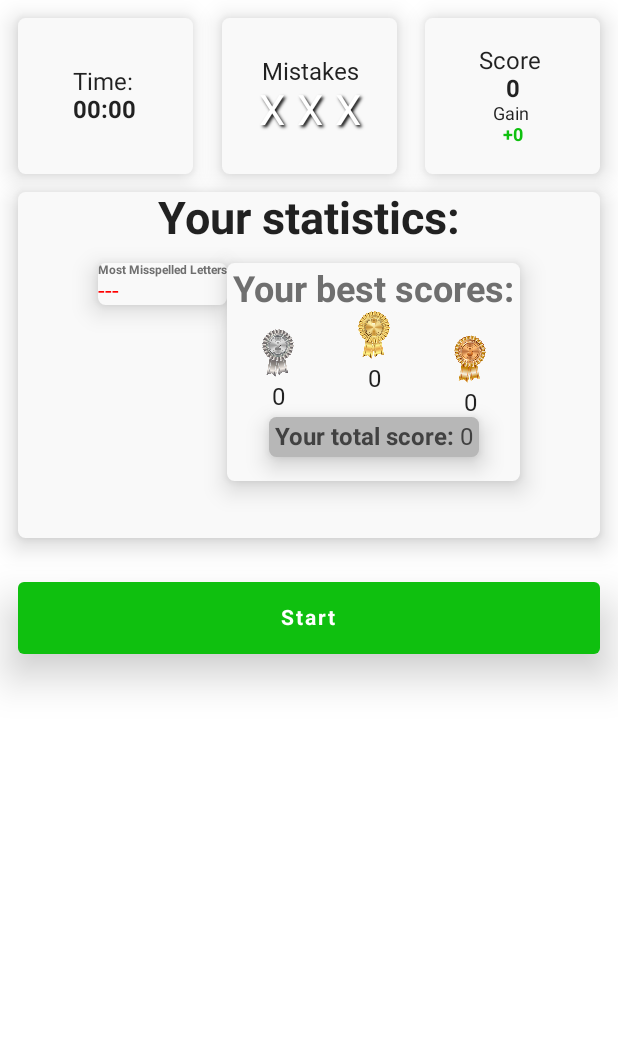
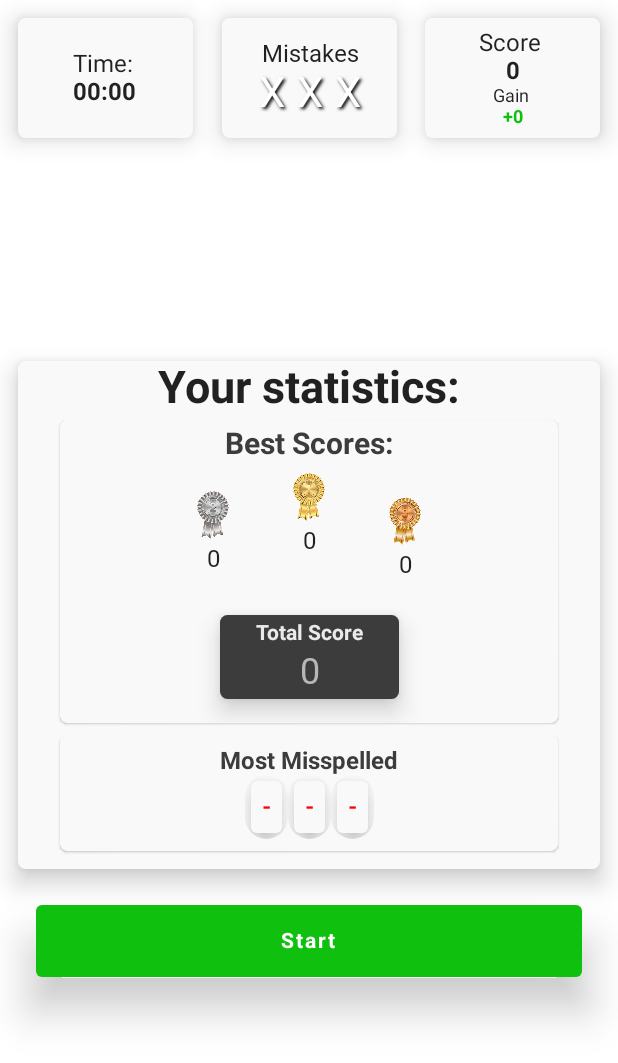
Before and after one commit to altaysoprano/TypingPracticeGame, an Android app built with Jetpack Compose: the screen it shows after launch (MainActivity), on a phone screen of 412 x 824 dp. Shown: the top 1063 px of the screen. Run offline under Robolectric (Android 15) with nearby library versions, the phone set to English and light mode, and no system bars; our stand-ins replace Dagger/Hilt's generated code, Room's generated code; Roboto replaces fonts that are not available here.

Commit message:
Most Misspelled Letters added - some changings on design

```diff
--- a/app/src/main/java/com/example/typingpractice/MainScreen.kt
+++ b/app/src/main/java/com/example/typingpractice/MainScreen.kt
@@ -2,16 +2,19 @@ package com.example.typingpractice
 
 import android.util.Log
 import androidx.compose.foundation.background
+import androidx.compose.foundation.border
 import androidx.compose.foundation.layout.*
 import androidx.compose.foundation.text.KeyboardActions
 import androidx.compose.foundation.text.KeyboardOptions
 import androidx.compose.material.*
 import androidx.compose.material.OutlinedTextField
 import androidx.compose.runtime.*
+import androidx.compose.ui.Alignment
 import androidx.compose.ui.Alignment.Companion.Center
 import androidx.compose.ui.Alignment.Companion.CenterEnd
 import androidx.compose.ui.Alignment.Companion.CenterHorizontally
 import androidx.compose.ui.Alignment.Companion.CenterStart
+import androidx.compose.ui.Alignment.Companion.Top
 import androidx.compose.ui.Alignment.Companion.TopCenter
 import androidx.compose.ui.ExperimentalComposeUiApi
 import androidx.compose.ui.Modifier
@@ -59,14 +62,70 @@ fun MainScreen(
 
     Box(
         modifier = Modifier
-            .fillMaxSize(),
-        contentAlignment = Center
+            .fillMaxSize()
     ) {
         Column(
             modifier = Modifier
+                .fillMaxWidth()
+                .fillMaxHeight()
+                .padding(12.dp)
+                .align(TopCenter),
+            horizontalAlignment = CenterHorizontally
+        ) {
+            Column(
+                modifier = Modifier
+                    .fillMaxWidth()
+                    .fillMaxHeight(0.1f)
+            ) {
+                Box(modifier = Modifier.fillMaxWidth()) {
+                    TimeCounter(
+                        timeText = timeText,
+                        backgroundColor = MaterialTheme.colors.onBackground,
+                        modifier = Modifier
+                            .align(CenterStart)
+                            .fillMaxWidth(0.3f)
+                    )
+                    Mistakes(
+                        mistakeCount = mistakeCount,
+                        backgroundColor = MaterialTheme.colors.onBackground,
+                        modifier = Modifier
                             .align(Center)
+                            .fillMaxWidth(0.3f)
+                    )
+                    ScoreBoard(
+                        number = number,
+                        extraPoints = extraPoints,
+                        backgroundColor = MaterialTheme.colors.onBackground,
+                        modifier = Modifier
+                            .align(CenterEnd)
+                            .fillMaxWidth(0.3f)
+                    )
+                    ScoreAlertDialog(
+                        score = number,
+                        dialogState = dialogState
+                    ) { viewModel.onDialogDismiss() }
+                }
+            }
+            Column(
+                modifier= Modifier.fillMaxSize(),
+                verticalArrangement = Arrangement.Center
+            ) {
+                if (!isGameStarted) {
+                    BestScoresCard(
+                        modifier = Modifier
+                            .padding(top = 12.dp)
+                            .fillMaxWidth(),
+                        backgroundColor = MaterialTheme.colors.onBackground,
+                        bestScores = bestScores.value.allScores,
+                        totalScore = bestScores.value.totalScore,
+                        letters = letters.value.allLetters
+                    )
+                }
+                Column(
+                    modifier = Modifier
                         .padding(12.dp),
-            horizontalAlignment = CenterHorizontally
+                    horizontalAlignment = CenterHorizontally,
+                    verticalArrangement = Arrangement.Center
                 ) {
                     if (!isGameStarted) {
                         Button(
@@ -76,7 +135,8 @@ fun MainScreen(
                                 viewModel.onStart()
                             },
                             modifier = Modifier
-                        .fillMaxWidth().padding(vertical = 12.dp),
+                                .fillMaxWidth()
+                                .padding(vertical = 12.dp),
                             colors = ButtonDefaults.buttonColors(
                                 backgroundColor = Color(0XFF0FC00F),
                                 contentColor = Color.White
@@ -224,7 +284,14 @@ fun MainScreen(
                                     viewModel.decreaseScore(3)
                                     letterGroup[charachterCount].isTrue = Check.FALSE
                                     if (letterGroup.count { it.isTrue == Check.FALSE } > 3) {
-                                letterGroup.forEach { if(it.isTrue == Check.FALSE) viewModel.addLetter(it.text) }
+                                        letterGroup.forEach {
+                                            if (it.isTrue == Check.FALSE && it.text != " ") {
+                                                viewModel.addLetter(it.text, 1)
+                                            }
+                                            if(it.isTrue == Check.TRUE && it.text != " ") {
+                                                viewModel.addLetter(it.text, -1)
+                                            }
+                                        }
                                         focusRequester.requestFocus()
                                         kc?.hide()
                                         viewModel.onFinish()
@@ -238,58 +305,6 @@ fun MainScreen(
                         ),
                     )
                 }
-        Column(
-            modifier = Modifier
-                .fillMaxWidth()
-                .fillMaxHeight(0.45f)
-                .padding(12.dp)
-                .align(TopCenter),
-            horizontalAlignment = CenterHorizontally,
-        ) {
-            Column(
-                modifier = Modifier
-                    .fillMaxWidth()
-                    .fillMaxHeight(0.30f)
-            ) {
-                Box(modifier = Modifier.fillMaxSize()) {
-                    TimeCounter(
-                        timeText = timeText,
-                        backgroundColor = MaterialTheme.colors.onBackground,
-                        modifier = Modifier
-                            .align(CenterStart)
-                            .fillMaxWidth(0.3f)
-                    )
-                    Mistakes(
-                        mistakeCount = mistakeCount,
-                        backgroundColor = MaterialTheme.colors.onBackground,
-                        modifier = Modifier
-                            .align(Center)
-                            .fillMaxWidth(0.3f)
-                    )
-                    ScoreBoard(
-                        number = number,
-                        extraPoints = extraPoints,
-                        backgroundColor = MaterialTheme.colors.onBackground,
-                        modifier = Modifier
-                            .align(CenterEnd)
-                            .fillMaxWidth(0.3f)
-                    )
-                    ScoreAlertDialog(
-                        score = number,
-                        dialogState = dialogState
-                    ) { viewModel.onDialogDismiss() }
-                }
-            }
-            if (!isGameStarted) {
-                BestScoresCard(
-                    modifier = Modifier
-                        .fillMaxSize()
-                        .padding(top = 12.dp),
-                    backgroundColor = MaterialTheme.colors.onBackground,
-                    bestScores = bestScores.value.allScores,
-                    totalScore = bestScores.value.totalScore,
-                    letters = letters.value.allLetters
-                )
             }
         }
     }
--- a/app/src/main/java/com/example/typingpractice/data/InsertLetter.kt
+++ b/app/src/main/java/com/example/typingpractice/data/InsertLetter.kt
@@ -4,7 +4,7 @@ class InsertLetter(
     private val repository: LetterRepository
 ) {
 
-    suspend operator fun invoke(letter: String) {
-        repository.insertLetter(letter)
+    suspend operator fun invoke(letter: String, number: Int) {
+        repository.insertLetter(letter, number)
     }
 }
--- a/app/src/main/java/com/example/typingpractice/data/LetterDao.kt
+++ b/app/src/main/java/com/example/typingpractice/data/LetterDao.kt
@@ -6,9 +6,9 @@ import androidx.room.Query
 @Dao
 interface LetterDao {
 
-    @Query("INSERT OR REPLACE INTO letter_table(letter, letterScore) VALUES (:letter, COALESCE((SELECT letterScore + 1 FROM letter_table WHERE letter=:letter), 0))")
-    suspend fun insertLetter(letter: String)
+    @Query("INSERT OR REPLACE INTO letter_table(letter, letterScore) VALUES (:letter, COALESCE((SELECT letterScore + :number FROM letter_table WHERE letter=:letter), 0))")
+    suspend fun insertLetter(letter: String, number: Int)
 
-    @Query("SELECT * FROM letter_table ORDER BY letterScore DESC LIMIT 3")
+    @Query("SELECT * FROM letter_table ORDER BY letterScore DESC LIMIT 10")
     suspend fun getLetters(): List<Letter>
 }
--- a/app/src/main/java/com/example/typingpractice/data/LetterRepository.kt
+++ b/app/src/main/java/com/example/typingpractice/data/LetterRepository.kt
@@ -4,5 +4,5 @@ interface LetterRepository {
 
     suspend fun getLetters(): List<Letter>
 
-    suspend fun insertLetter(letter: String)
+    suspend fun insertLetter(letter: String, number: Int)
 }
--- a/app/src/main/java/com/example/typingpractice/data/LetterRepositoryImpl.kt
+++ b/app/src/main/java/com/example/typingpractice/data/LetterRepositoryImpl.kt
@@ -7,7 +7,7 @@ class LetterRepositoryImpl(
         return dao.getLetters()
     }
 
-    override suspend fun insertLetter(letter: String) {
-        dao.insertLetter(letter)
+    override suspend fun insertLetter(letter: String, number: Int) {
+        dao.insertLetter(letter, number)
     }
 }
--- a/app/src/main/java/com/example/typingpractice/ui/BestScoresCard.kt
+++ b/app/src/main/java/com/example/typingpractice/ui/BestScoresCard.kt
@@ -12,6 +12,8 @@ import androidx.compose.material.Text
 import androidx.compose.runtime.Composable
 import androidx.compose.ui.Alignment
 import androidx.compose.ui.Alignment.Companion.Bottom
+import androidx.compose.ui.Alignment.Companion.Center
+import androidx.compose.ui.Alignment.Companion.CenterVertically
 import androidx.compose.ui.Modifier
 import androidx.compose.ui.graphics.Color
 import androidx.compose.ui.res.painterResource
@@ -37,20 +39,19 @@ fun BestScoresCard(
         backgroundColor = backgroundColor
     ) {
         Column(
-            modifier = Modifier.fillMaxSize(),
             horizontalAlignment = Alignment.CenterHorizontally
         ) {
             Text("Your statistics:", fontSize = 30.sp, fontWeight = Bold)
-            Row(
+            Column(
                 modifier = Modifier
-                    .padding(12.dp),
-                horizontalArrangement = Arrangement.Center
+                    .padding(4.dp),
+                horizontalAlignment = Alignment.CenterHorizontally,
+                verticalArrangement = Arrangement.Center
             ) {
-                LettersCard(backgroundColor = backgroundColor, letters = letters)
                 Card(
                     shape = RoundedCornerShape(5.dp),
-                    elevation = 10.dp,
-                    backgroundColor = backgroundColor
+                    backgroundColor = backgroundColor,
+                    modifier = Modifier.padding(horizontal = 24.dp).fillMaxWidth()
                 ) {
                     Column(
                         modifier = Modifier
@@ -58,10 +59,10 @@ fun BestScoresCard(
                         horizontalAlignment = Alignment.CenterHorizontally
                     ) {
                         Text(
-                            "Your best scores:", fontSize = 24.sp,
-                            fontWeight = Bold, color = MaterialTheme.colors.surface
+                            "Best Scores:", fontSize = 20.sp,
+                            fontWeight = Bold, color = MaterialTheme.colors.onPrimary
                         )
-                        Row {
+                        Row(modifier = Modifier.padding(vertical = 8.dp)) {
                             Column(
                                 modifier = Modifier
                                     .padding(top = 12.dp),
@@ -116,6 +117,7 @@ fun BestScoresCard(
                                 )
                             }
                         }
+                        Spacer(modifier = Modifier.height(16.dp))
                         Row(
                             horizontalArrangement = Arrangement.Center,
                             modifier = Modifier.padding(bottom = 12.dp)
@@ -123,24 +125,32 @@ fun BestScoresCard(
                             Card(
                                 shape = RoundedCornerShape(5.dp),
                                 elevation = 10.dp,
-                                backgroundColor = MaterialTheme.colors.secondaryVariant
+                                backgroundColor = MaterialTheme.colors.onPrimary
                             ) {
-                                Row(modifier = Modifier.padding(4.dp)) {
+                                Column(
+                                    modifier = Modifier.padding(vertical = 4.dp, horizontal = 24.dp),
+                                    horizontalAlignment = Alignment.CenterHorizontally,
+                                    verticalArrangement = Arrangement.Center
+                                ) {
                                     Text(
-                                        text = "Your total score: ",
-                                        fontWeight = Bold
+                                        text = "Total Score",
+                                        fontSize = 14.sp,
+                                        fontWeight = Bold,
+                                        color = MaterialTheme.colors.surface
                                     )
+                                    Spacer(modifier = Modifier.height(4.dp))
                                     Text(
                                         text = "$totalScore",
                                         style = MaterialTheme.typography.h1,
-                                        fontSize = 16.sp
+                                        fontSize = 24.sp,
+                                        color = MaterialTheme.colors.secondaryVariant
                                     )
                                 }
                             }
                         }
                     }
-
                 }
+                LettersCard(backgroundColor = backgroundColor, letters = letters)
             }
         }
     }
--- a/app/src/main/java/com/example/typingpractice/ui/LettersCard.kt
+++ b/app/src/main/java/com/example/typingpractice/ui/LettersCard.kt
@@ -1,14 +1,20 @@
 package com.example.typingpractice.ui
 
-import androidx.compose.foundation.layout.Column
-import androidx.compose.foundation.layout.Row
+import android.util.Log
+import androidx.compose.foundation.layout.*
+import androidx.compose.foundation.shape.CircleShape
 import androidx.compose.foundation.shape.RoundedCornerShape
 import androidx.compose.material.Card
 import androidx.compose.material.MaterialTheme
 import androidx.compose.material.Text
 import androidx.compose.runtime.Composable
+import androidx.compose.ui.Alignment
+import androidx.compose.ui.Modifier
+import androidx.compose.ui.draw.alpha
+import androidx.compose.ui.draw.clip
 import androidx.compose.ui.graphics.Color
 import androidx.compose.ui.text.font.FontWeight
+import androidx.compose.ui.text.font.FontWeight.Companion.Bold
 import androidx.compose.ui.unit.dp
 import androidx.compose.ui.unit.sp
 import com.example.typingpractice.data.Letter
@@ -20,34 +26,67 @@ fun LettersCard(
 ) {
     Card(
         shape = RoundedCornerShape(5.dp),
+        backgroundColor = backgroundColor,
+        modifier = Modifier.fillMaxWidth().padding(vertical = 8.dp, horizontal = 24.dp),
+    ) {
+        Column(
+            modifier = Modifier.padding(8.dp),
+            horizontalAlignment = Alignment.CenterHorizontally,
+            verticalArrangement = Arrangement.Center
+        ) {
+            Text(
+                text = "Most Misspelled", fontSize = 16.sp,
+                fontWeight = Bold, color = MaterialTheme.colors.onPrimary
+            )
+            Row {
+                Card(
                     elevation = 10.dp,
-        backgroundColor = backgroundColor
+                    backgroundColor = backgroundColor,
+                    modifier = Modifier
+                        .clip(CircleShape)
+                        .padding(4.dp)
                 ) {
-        Column() {
-            Text(
-                text = "Most Misspelled Letters", fontSize = 8.sp,
-                fontWeight = FontWeight.Bold, color = MaterialTheme.colors.surface
-            )
-            Row() {
                     Text(
                         text = letters[0].letter,
                         style = MaterialTheme.typography.h1,
                         fontSize = 16.sp,
-                    color = Color.Red
+                        fontWeight = Bold,
+                        color = Color.Red,
+                        modifier = Modifier.padding(8.dp)
                     )
+                }
+                Card(
+                    elevation = 10.dp,
+                    backgroundColor = backgroundColor,
+                    modifier = Modifier
+                        .clip(CircleShape)
+                        .padding(4.dp)
+                ) {
                     Text(
                         text = letters[1].letter,
                         style = MaterialTheme.typography.h1,
                         fontSize = 16.sp,
-                    color = Color.Red
+                        fontWeight = Bold,
+                        color = Color.Red,
+                        modifier = Modifier.padding(8.dp)
                     )
+                }
+                Card(
+                    elevation = 10.dp,
+                    backgroundColor = backgroundColor,
+                    modifier = Modifier
+                        .clip(CircleShape)
+                        .padding(4.dp)
+                ) {
                     Text(
                         text = letters[2].letter,
                         style = MaterialTheme.typography.h1,
                         fontSize = 16.sp,
-                    color = Color.Red
+                        fontWeight = Bold,
+                        color = Color.Red,
+                        modifier = Modifier.padding(8.dp)
                     )
-
+                }
             }
         }
 
--- a/app/src/main/java/com/example/typingpractice/ui/MainScreenViewModel.kt
+++ b/app/src/main/java/com/example/typingpractice/ui/MainScreenViewModel.kt
@@ -98,18 +98,18 @@ class MainScreenViewModel @Inject constructor(
         _isGameStarted.value = true
         changeSentence()
         timerJob = viewModelScope.launch { startTimer() }
+        allLetters.value.allLetters.forEach { Log.d("Mesaj: ", it.letter) }
     }
 
-    fun addLetter(letter: String) {
+    fun addLetter(letter: String, number: Int) {
         viewModelScope.launch {
-            insertLetter(letter)
+            insertLetter(letter, number)
         }
     }
 
     private fun getAllLetters() {
         viewModelScope.launch {
             val allLetters = getLetters()
-            allLetters.forEach { Log.d("Mesaj: ", it.letter) }
             _allLetters.value = _allLetters.value.copy(
                 allLetters = allLetters
             )
--- a/app/src/main/java/com/example/typingpractice/ui/Mistakes.kt
+++ b/app/src/main/java/com/example/typingpractice/ui/Mistakes.kt
@@ -25,10 +25,7 @@ fun Mistakes(mistakeCount: Int, backgroundColor: Color, modifier: Modifier) {
         backgroundColor = backgroundColor,
         modifier = modifier
     ) {
-        Box(
-            modifier = Modifier
-                .fillMaxHeight()
-        ) {
+        Box(modifier = Modifier.fillMaxHeight()) {
             Column(modifier = Modifier.align(Alignment.Center)) {
                 Text(
                     modifier = Modifier.align(CenterHorizontally),
--- a/app/src/main/java/com/example/typingpractice/ui/ScoreAlertDialog.kt
+++ b/app/src/main/java/com/example/typingpractice/ui/ScoreAlertDialog.kt
@@ -34,7 +34,8 @@ fun ScoreAlertDialog(
                     modifier = Modifier.fillMaxWidth(),
                     horizontalArrangement = Arrangement.Center
                 ) {
-                    Text(text = "Your score: ", fontWeight = FontWeight.Bold, fontSize = 28.sp)
+                    Text(text = "Your score: ", fontWeight = FontWeight.Bold,
+                        fontSize = 28.sp, color = MaterialTheme.colors.onPrimary)
                 }
             },
             text = {
@@ -42,7 +43,7 @@ fun ScoreAlertDialog(
                     modifier = Modifier.fillMaxWidth(),
                     horizontalArrangement = Arrangement.Center
                 ) {
-                    Text(text = score.toString(), fontSize = 24.sp)
+                    Text(text = score.toString(), fontSize = 24.sp, color = MaterialTheme.colors.onSecondary)
                 }
             },
             confirmButton = {
@@ -54,7 +55,7 @@ fun ScoreAlertDialog(
                         onClick = { onDismiss() },
                         border = BorderStroke(1.dp, color = MaterialTheme.colors.onPrimary)
                     ) {
-                        Text(text = "OK")
+                        Text(text = "OK", color = MaterialTheme.colors.onPrimary)
                     }
                 }
             }
--- a/app/src/main/java/com/example/typingpractice/ui/ScoreBoard.kt
+++ b/app/src/main/java/com/example/typingpractice/ui/ScoreBoard.kt
@@ -22,10 +22,7 @@ fun ScoreBoard(number: Int, extraPoints: Int, backgroundColor: Color, modifier:
         backgroundColor = backgroundColor,
         modifier = modifier
     ) {
-        Box(
-            modifier = Modifier
-                .fillMaxHeight()
-        ) {
+        Box(modifier = Modifier.fillMaxHeight()) {
             Column(
                 modifier = Modifier
                     .align(Alignment.Center)
--- a/app/src/main/java/com/example/typingpractice/ui/TimeCounter.kt
+++ b/app/src/main/java/com/example/typingpractice/ui/TimeCounter.kt
@@ -21,8 +21,7 @@ fun TimeCounter(timeText: String, backgroundColor: Color, modifier: Modifier) {
         modifier = modifier
     ) {
         Box(
-            modifier = Modifier
-                .fillMaxHeight(),
+            modifier = Modifier.fillMaxHeight(),
             contentAlignment = Alignment.CenterStart
         ) {
             Column(
--- a/app/src/main/java/com/example/typingpractice/ui/theme/Theme.kt
+++ b/app/src/main/java/com/example/typingpractice/ui/theme/Theme.kt
@@ -23,11 +23,11 @@ private val LightColorPalette = lightColors(
     primary = Color.LightGray,
     background = white900,
     onBackground = white50,
-    surface = white600,
+    surface = white200,
     onSurface = white50,
     secondary = white700,
     onSecondary = white850,
-    onPrimary = white100,
+    onPrimary = white800,
     secondaryVariant = white400
 )
 
```
Lines whose indentation alone changed are shown as unchanged.
